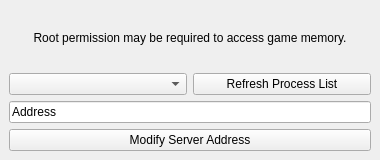
This is mainwindow.ui in NKID00/5DChessServerAddressModifier as Qt 5 draws it before an edit. The edited form follows.
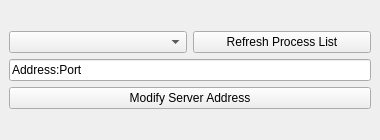
This is the edited form.

Commit message: feat: search for memory location

```diff
--- a/mainwindow.ui
+++ b/mainwindow.ui
@@ -7,7 +7,7 @@
     <x>0</x>
     <y>0</y>
     <width>380</width>
-    <height>160</height>
+    <height>140</height>
    </rect>
   </property>
   <property name="windowTitle">
@@ -17,7 +17,7 @@
    <layout class="QGridLayout" name="gridLayout_2">
     <item row="0" column="0">
      <layout class="QGridLayout" name="gridLayout">
-      <item row="1" column="1">
+      <item row="0" column="1">
        <widget class="QPushButton" name="pushButtonRefresh">
         <property name="sizePolicy">
          <sizepolicy hsizetype="Preferred" vsizetype="Fixed">
@@ -30,20 +30,7 @@
         </property>
        </widget>
       </item>
-      <item row="3" column="0" colspan="2">
-       <widget class="QPushButton" name="pushButtonModify">
-        <property name="sizePolicy">
-         <sizepolicy hsizetype="Preferred" vsizetype="Fixed">
-          <horstretch>0</horstretch>
-          <verstretch>0</verstretch>
-         </sizepolicy>
-        </property>
-        <property name="text">
-         <string>Modify Server Address</string>
-        </property>
-       </widget>
-      </item>
-      <item row="1" column="0">
+      <item row="0" column="0">
        <widget class="QComboBox" name="comboBoxProcess">
         <property name="sizePolicy">
          <sizepolicy hsizetype="Preferred" vsizetype="Fixed">
@@ -54,6 +41,19 @@
        </widget>
       </item>
       <item row="2" column="0" colspan="2">
+       <widget class="QPushButton" name="pushButtonModify">
+        <property name="sizePolicy">
+         <sizepolicy hsizetype="Preferred" vsizetype="Fixed">
+          <horstretch>0</horstretch>
+          <verstretch>0</verstretch>
+         </sizepolicy>
+        </property>
+        <property name="text">
+         <string>Modify Server Address</string>
+        </property>
+       </widget>
+      </item>
+      <item row="1" column="0" colspan="2">
        <widget class="QLineEdit" name="lineEditAddress">
         <property name="sizePolicy">
          <sizepolicy hsizetype="Preferred" vsizetype="Fixed">
@@ -62,17 +62,7 @@
          </sizepolicy>
         </property>
         <property name="text">
-         <string>Address</string>
-        </property>
-       </widget>
-      </item>
-      <item row="0" column="0" colspan="2">
-       <widget class="QLabel" name="label">
-        <property name="text">
-         <string>Root permission may be required to access game memory.</string>
-        </property>
-        <property name="alignment">
-         <set>Qt::AlignCenter</set>
+         <string>Address:Port</string>
         </property>
        </widget>
       </item>
```
The commit also changes 3 other files.
